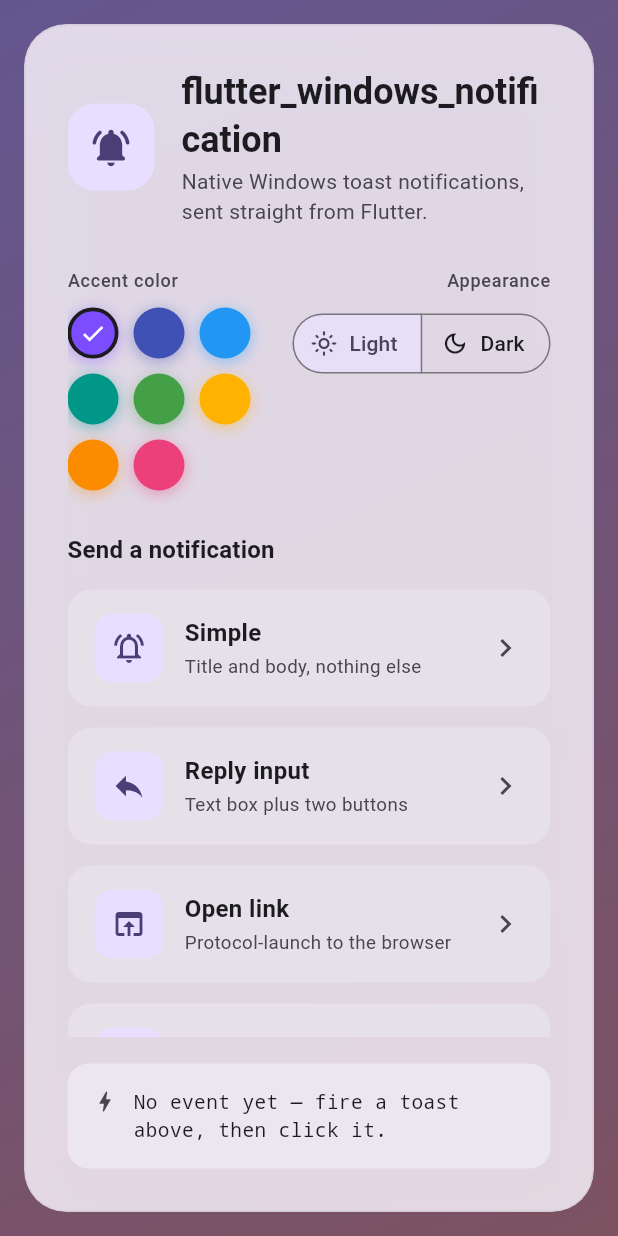
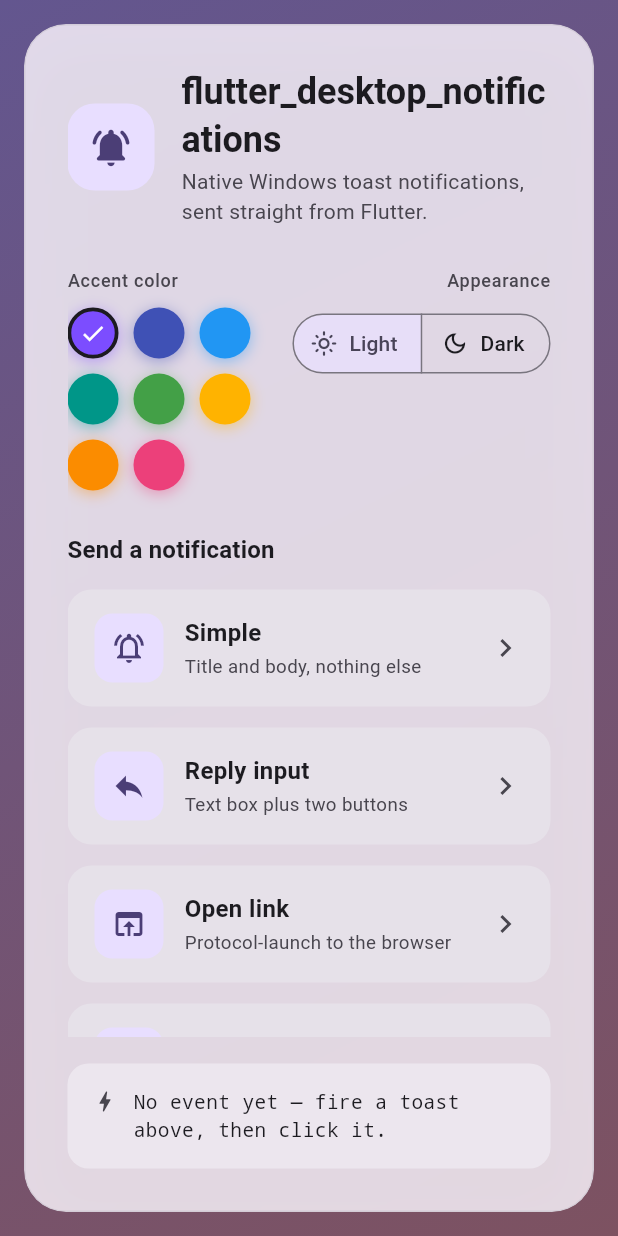
Before and after one commit to Luminest-Tech/flutter_desktop_notifications, a Flutter app: the screen it shows after launch, on a phone screen of 412 x 824 dp. Run offline on Flutter 3.47's test engine with Material 3 defaults, Android fonts, the phone set to English and light mode, and no system bars; our stand-ins replace plugin_platform_interface.

Commit message:
Rename to flutter_desktop_notifications; wire homepage, repo, screenshots
The package is named for the cross-platform goal (Windows today, macOS and Linux planned). Renames the pubspec name, lib entry, native CMake target (flutter_desktop_notifications_plugin), and the C-API header path.

Adds homepage, repository, and issue_tracker; ships 10 toast screenshots in a pub.dev gallery and features three in the README. Reframes the README and CHANGELOG for desktop scope.

```diff
--- a/example/lib/main.dart
+++ b/example/lib/main.dart
@@ -1,9 +1,9 @@
 import 'dart:ui' show ImageFilter;
 
 import 'package:flutter/material.dart';
-import 'package:flutter_windows_notification/flutter_windows_notification.dart';
+import 'package:flutter_desktop_notifications/flutter_desktop_notifications.dart';
 
-const _aumid = 'io.luminest.flutter_windows_notification.example';
+const _aumid = 'io.luminest.flutter_desktop_notifications.example';
 const _displayName = 'Windows Notification Demo';
 const _heroSize = Size(364, 180);
 
@@ -50,7 +50,7 @@
   Widget build(BuildContext context) {
     return MaterialApp(
       debugShowCheckedModeBanner: false,
-      title: 'flutter_windows_notification demo',
+      title: 'flutter_desktop_notifications demo',
       theme: _theme(Brightness.light),
       darkTheme: _theme(Brightness.dark),
       themeMode: _mode,
@@ -423,7 +423,7 @@
             crossAxisAlignment: CrossAxisAlignment.start,
             children: [
               Text(
-                'flutter_windows_notification',
+                'flutter_desktop_notifications',
                 style: Theme.of(context)
                     .textTheme
                     .headlineSmall
--- a/example/pubspec.yaml
+++ b/example/pubspec.yaml
@@ -1,5 +1,5 @@
 name: example
-description: "Demo app for flutter_windows_notification."
+description: "Demo app for flutter_desktop_notifications."
 publish_to: 'none'
 
 version: 1.0.0+1
@@ -11,7 +11,7 @@
 dependencies:
   flutter:
     sdk: flutter
-  flutter_windows_notification:
+  flutter_desktop_notifications:
     path: ../
   cupertino_icons: ^1.0.8
 
--- a/lib/widget_to_image.dart
+++ b/lib/widget_to_image.dart
@@ -127,7 +127,7 @@
 
   static String _defaultPngPath() {
     final dir =
-        Directory('${Directory.systemTemp.path}/flutter_windows_notification');
+        Directory('${Directory.systemTemp.path}/flutter_desktop_notifications');
     final name = 'hero_${DateTime.now().microsecondsSinceEpoch}.png';
     return '${dir.path}/$name';
   }
```
Also changed, not shown: pubspec.yaml (+28 -3 lines), example/pubspec.lock, lib/flutter_desktop_notifications.dart (renamed from lib/flutter_windows_notification.dart), 10 other files.
